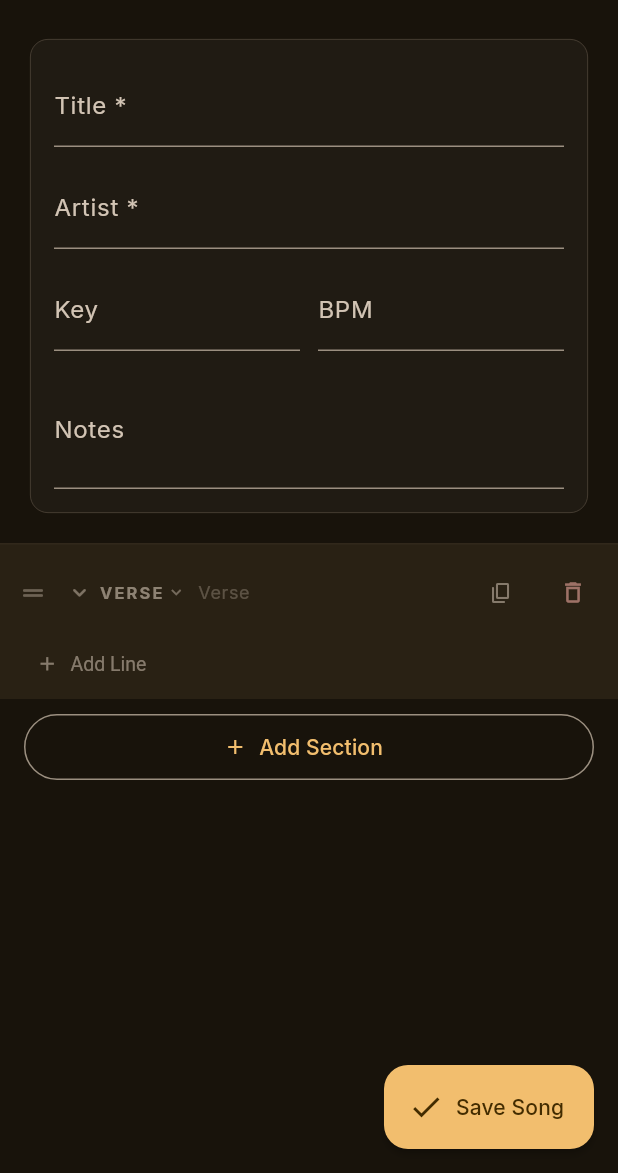
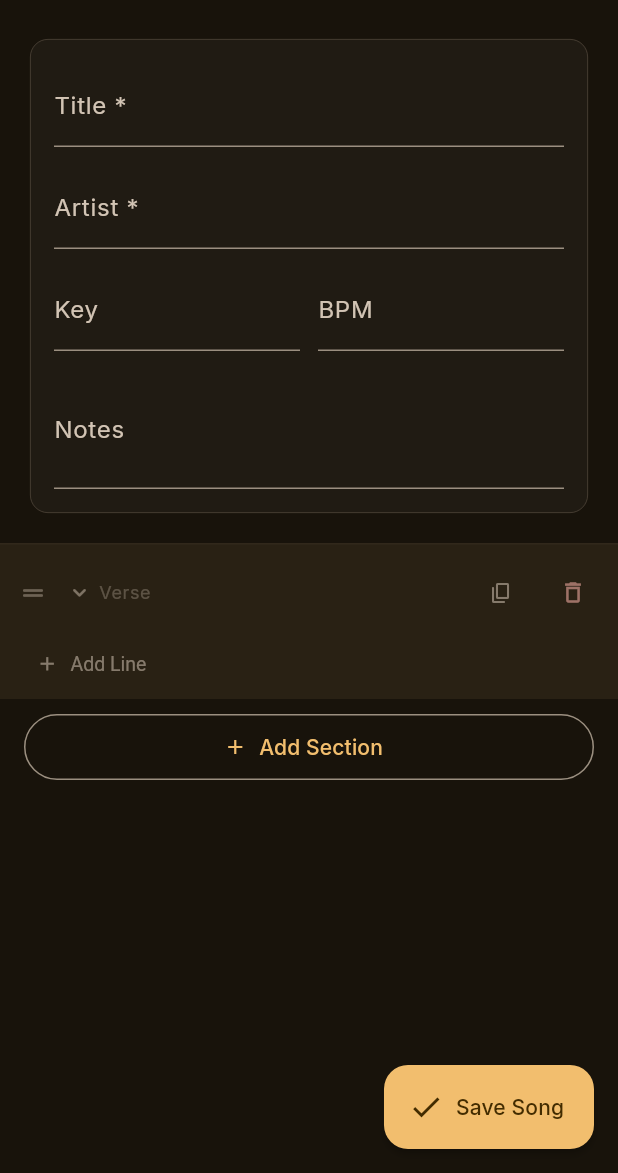
Before and after one commit to HadenHiles/LyricPilot, a Flutter app: the SongEditorScreen screen opened by its route, after a tap on "Add Section", on a phone screen of 412 x 824 dp, the part 63-1236 px from its top. Run offline on Flutter 3.47's test engine with Material 3 defaults, Android fonts, the light colour scheme and no system bars; our stand-ins replace flutter_riverpod, freezed_annotation, go_router, google_fonts, riverpod_annotation, shared_preferences and 1 more; accounts and stored records are empty; generated files the repository leaves out were written again.

Commit message:
fix+feat: drag/delete fixes, section editor UX, icon/launch screen
fix: Dismissible render error on song delete
- delete() optimistically removes item from state before async repo call

fix: section visibility during drag reorder
- wrap collapsible body in ClipRect+AnimatedSize (180ms) so height
  changes animate smoothly; prevents SliverReorderableList extent loss

feat: haptic feedback on drag start
- mediumImpact on outer section drag, selectionClick on line drag

feat: section name field replaces type label + focus-driven type pills
- removed redundant VERSE/CHORUS label from header row
- editable name field is the sole identity UI; hint shows type name
- focusing the field slides in SectionType chip picker via AnimatedSize
- 30-char maxLength enforced; counter text hidden

fix: sample songs seeded only on first install
- replaced isEmpty() check with SharedPreferences 'library_seeded_v1' flag
- removed now-unused isEmpty() from SongRepository interface + impl

feat: app icon + launch screen updated to white P mark on dark bg
- extracted P mark from wide logo PNG via Pillow crop
- regenerated 1024x1024 assets/icon.png (white mark, #1C1B1F bg)
- ran flutter_launcher_icons to stamp all Android mipmap + iOS AppIcon sizes
- Android launch_background.xml (drawable + drawable-v21): dark bg + centred mark
- iOS LaunchImage.imageset regenerated (1x/2x/3x white mark on transparent)
- iOS LaunchScreen.storyboard background set to #1C1B1F

- LyricParser smart repeat expansion (_referenceType helper, pointer bodies resolved)
- Song model: pinnedAt field added + build_runner regenerated
- Provider: togglePin + pinned-first sorted filteredSongs
- Swipe actions on song list: swipe-right pin, swipe-left delete with confirm
- Song editor: section + line drag-to-reorder (SliverReorderableList)
- Song editor: duplicate section and line buttons
- Song editor: collapsible sections with chevron + line count badge
- Song editor: proxyDecorator _SectionDragProxy fixes red render overflow error
- Song editor: auto-collapse during outer drag, compact line mode during line drag
- flutter analyze: zero issues

```diff
--- a/lib/features/song_library/data/repositories/json_file_song_repository.dart
+++ b/lib/features/song_library/data/repositories/json_file_song_repository.dart
@@ -67,10 +67,4 @@ class JsonFileSongRepository implements SongRepository {
     final file = _songFile(dir, id);
     if (file.existsSync()) await file.delete();
   }
-
-  @override
-  Future<bool> isEmpty() async {
-    final dir = await _songsDir();
-    return dir.listSync().whereType<File>().where((f) => f.path.endsWith('.json')).isEmpty;
-  }
 }
--- a/lib/features/song_library/domain/repositories/song_repository.dart
+++ b/lib/features/song_library/domain/repositories/song_repository.dart
@@ -16,7 +16,4 @@ abstract interface class SongRepository {
 
   /// Permanently removes the song with [id]. No-op if not found.
   Future<void> delete(String id);
-
-  /// Returns true if any songs are stored (used for first-launch seeding).
-  Future<bool> isEmpty();
 }
--- a/lib/features/song_library/presentation/screens/song_editor_screen.dart
+++ b/lib/features/song_library/presentation/screens/song_editor_screen.dart
@@ -373,7 +373,10 @@ class _SongEditorScreenState extends ConsumerState<SongEditorScreen> {
             SliverReorderableList(
               itemCount: _sections.length,
               onReorder: _reorderSection,
-              onReorderStart: (_) => setState(() => _isDraggingSection = true),
+              onReorderStart: (_) {
+                HapticFeedback.mediumImpact();
+                setState(() => _isDraggingSection = true);
+              },
               onReorderEnd: (_) => setState(() => _isDraggingSection = false),
               proxyDecorator: _buildSectionProxy,
               itemBuilder: (ctx, i) {
@@ -512,9 +515,21 @@ class _SectionEditor extends StatefulWidget {
 
 class _SectionEditorState extends State<_SectionEditor> {
   int _lineSeq = 0;
-  bool _typePickerExpanded = false;
   bool _collapsed = false;
   bool _isDraggingLine = false;
+  final FocusNode _nameFocusNode = FocusNode();
+
+  @override
+  void initState() {
+    super.initState();
+    _nameFocusNode.addListener(() => setState(() {}));
+  }
+
+  @override
+  void dispose() {
+    _nameFocusNode.dispose();
+    super.dispose();
+  }
 
   String _newLineId() => 'line_${DateTime.now().microsecondsSinceEpoch}_${_lineSeq++}';
 
@@ -600,35 +615,18 @@ class _SectionEditorState extends State<_SectionEditor> {
                 widget.dragHandle,
                 // Collapse chevron
                 GestureDetector(
-                  onTap: () => setState(() {
-                    _collapsed = !_collapsed;
-                    if (_collapsed) _typePickerExpanded = false;
-                  }),
+                  onTap: () => setState(() => _collapsed = !_collapsed),
                   child: Padding(
                     padding: const EdgeInsets.symmetric(horizontal: 4),
                     child: Icon(isCollapsed ? Icons.chevron_right_rounded : Icons.expand_more_rounded, size: 18, color: cs.onSurfaceVariant.withValues(alpha: 0.5)),
                   ),
                 ),
-                // Tappable type label — expands type picker
-                GestureDetector(
-                  onTap: () => setState(() => _typePickerExpanded = !_typePickerExpanded),
-                  child: Row(
-                    mainAxisSize: MainAxisSize.min,
-                    children: [
-                      Text(
-                        section.type.displayName.toUpperCase(),
-                        style: theme.textTheme.labelSmall?.copyWith(color: cs.onSurfaceVariant.withValues(alpha: 0.6), letterSpacing: 1.4, fontWeight: FontWeight.w700),
-                      ),
-                      const SizedBox(width: 2),
-                      Icon(_typePickerExpanded ? Icons.expand_less : Icons.expand_more, size: 13, color: cs.onSurfaceVariant.withValues(alpha: 0.45)),
-                    ],
-                  ),
-                ),
-                const SizedBox(width: 8),
-                // Editable name (e.g. "Verse 1")
+                // Editable section name — focusing it reveals the type-pill picker
                 Expanded(
                   child: TextField(
                     controller: section.nameCtrl,
+                    focusNode: _nameFocusNode,
+                    maxLength: 30,
                     style: theme.textTheme.bodySmall?.copyWith(color: cs.onSurfaceVariant),
                     decoration: InputDecoration(
                       hintText: section.type.displayName,
@@ -636,6 +634,7 @@ class _SectionEditorState extends State<_SectionEditor> {
                       isDense: true,
                       contentPadding: EdgeInsets.zero,
                       border: InputBorder.none,
+                      counterText: '',
                     ),
                   ),
                 ),
@@ -650,20 +649,42 @@ class _SectionEditorState extends State<_SectionEditor> {
             ),
           ),
 
-          if (!isCollapsed) ...[
-            // Collapsible type picker
-            if (_typePickerExpanded)
-              Padding(
+          // Type-pill picker — slides in when the name field is focused.
+          ClipRect(
+            child: AnimatedSize(
+              duration: const Duration(milliseconds: 160),
+              curve: Curves.easeInOut,
+              alignment: Alignment.topCenter,
+              child: _nameFocusNode.hasFocus
+                  ? Padding(
                       padding: const EdgeInsets.fromLTRB(16, 0, 16, 6),
                       child: _SectionTypePicker(
                         value: section.type,
                         onChanged: (t) => setState(() {
                           section.type = t;
-                    _typePickerExpanded = false;
+                          // Update the hint by nudging type; keep focus so user
+                          // can keep editing if they want.
                         }),
+                      ),
+                    )
+                  : const SizedBox.shrink(),
             ),
           ),
 
+          // Animated collapse — wrapping in a Clip + AnimatedSize so that the
+          // height change when isOuterDragging triggers a collapse is smooth
+          // and doesn't cause SliverReorderableList to mistrack item extents.
+          ClipRect(
+            child: AnimatedSize(
+              duration: const Duration(milliseconds: 180),
+              curve: Curves.easeInOut,
+              alignment: Alignment.topCenter,
+              child: isCollapsed
+                  ? const SizedBox.shrink()
+                  : Column(
+                      crossAxisAlignment: CrossAxisAlignment.start,
+                      mainAxisSize: MainAxisSize.min,
+                      children: [
                         const SizedBox(height: 4),
 
                         // ── Lines ──────────────────────────────────────
@@ -672,7 +693,10 @@ class _SectionEditorState extends State<_SectionEditor> {
                           physics: const NeverScrollableScrollPhysics(),
                           buildDefaultDragHandles: false,
                           onReorder: _reorderLine,
-              onReorderStart: (_) => setState(() => _isDraggingLine = true),
+                          onReorderStart: (_) {
+                            HapticFeedback.selectionClick();
+                            setState(() => _isDraggingLine = true);
+                          },
                           onReorderEnd: (_) => setState(() => _isDraggingLine = false),
                           children: section.lines.asMap().entries.map((e) {
                             final idx = e.key;
@@ -705,6 +729,9 @@ class _SectionEditorState extends State<_SectionEditor> {
                           ),
                         ),
                       ],
+                    ),
+            ),
+          ),
         ],
       ),
     );
```
Also changed, not shown: lib/features/song_library/presentation/providers/song_library_provider.dart (+16 -7 lines), assets/icon.png, 39 other files. Lines whose indentation alone changed are shown as unchanged.
